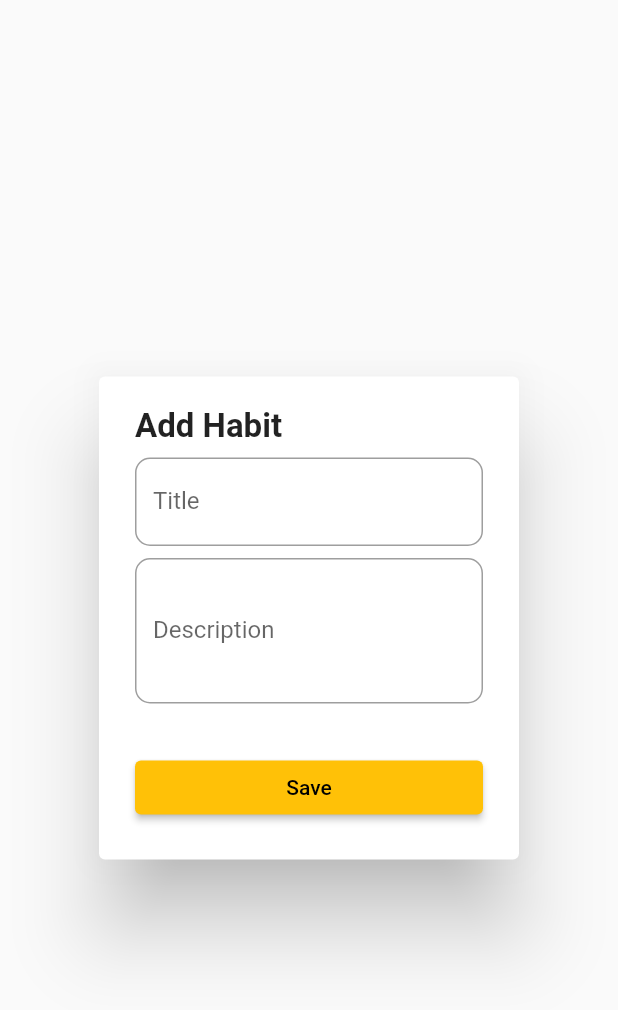
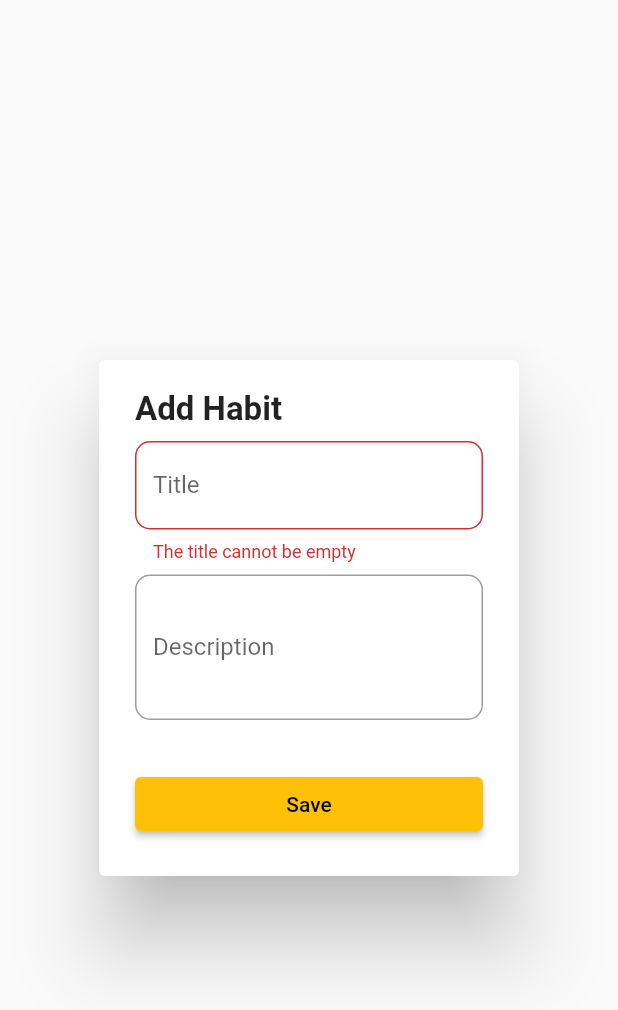
Before and after one commit to shayitsme/Habitude-habits-app-FYP-, a Flutter app: the Add2HabitDialogWidget widget shown alone on an empty page, opened directly, after a tap on "Save", on a phone screen of 412 x 824 dp. Shown: the top 1010 px of the screen. Run offline on Flutter 3.47's test engine with Material 2 defaults, Android fonts, the phone set to English and light mode, and no system bars; our stand-ins replace flutter_slidable, sqflite, toast; accounts and stored records are empty.

Commit message:
project has been updated

```diff
--- a/lib/provider/habits.dart
+++ b/lib/provider/habits.dart
@@ -30,4 +30,10 @@ class HabitsProvider extends ChangeNotifier {
     ),
   ];
   List<Habit> get habits => _habits.where((habit) => habit.isDone == false).toList();
+
+  void addHabit(Habit habit) {
+    _habits.add(habit);
+
+    notifyListeners();
+  }
 }
--- /dev/null
+++ b/lib/provider/habits2.dart
@@ -0,0 +1,40 @@
+import 'package:flutter/cupertino.dart';
+
+import 'package:login_with_signup/models/habit2.dart';
+
+
+class Habits2Provider extends ChangeNotifier {
+
+  List<Habit2> _habits2 = [
+    Habit2(
+      createdTime: DateTime.now(),
+      title: 'Buy some chick',
+      description: '''- Eggs
+- Milk
+- Bread
+- Water''',
+    ),
+    Habit2(
+      createdTime: DateTime.now(),
+      title: 'Plan family trip to Norway',
+      description: '''- Rent some hotels
+- Rent a car
+- Pack suitcase''',
+    ),
+    Habit2(
+      createdTime: DateTime.now(),
+      title: 'Walk the Dog 🐕',
+    ),
+    Habit2(
+      createdTime: DateTime.now(),
+      title: 'Plan Jacobs birthday party 🎉🥳',
+    ),
+  ];
+  List<Habit2> get habit2 => _habits2.where((habit2) => habit2.isDone == false).toList();
+
+  void addHabit2(Habit2 habit2) {
+    _habits2.add(habit2);
+
+    notifyListeners();
+  }
+}
--- /dev/null
+++ b/lib/provider/habits3.dart
@@ -0,0 +1,41 @@
+import 'package:flutter/cupertino.dart';
+
+
+import 'package:login_with_signup/models/habit3.dart';
+
+
+class Habits3Provider extends ChangeNotifier {
+
+  List<Habit3> _habits3 = [
+    Habit3(
+      createdTime: DateTime.now(),
+      title: 'Buy some meat',
+      description: '''- Eggs
+- Milk
+- Bread
+- Water''',
+    ),
+    Habit3(
+      createdTime: DateTime.now(),
+      title: 'Plan family trip to Norway',
+      description: '''- Rent some hotels
+- Rent a car
+- Pack suitcase''',
+    ),
+    Habit3(
+      createdTime: DateTime.now(),
+      title: 'Walk the Dog 🐕',
+    ),
+    Habit3(
+      createdTime: DateTime.now(),
+      title: 'Plan Jacobs birthday party 🎉🥳',
+    ),
+  ];
+  List<Habit3> get habits3 => _habits3.where((habit3) => habit3.isDone == false).toList();
+
+  void addHabit3(Habit3 habit3) {
+    _habits3.add(habit3);
+
+    notifyListeners();
+  }
+}
--- a/lib/widget/add2_habit_dialog_widget.dart
+++ b/lib/widget/add2_habit_dialog_widget.dart
@@ -1,5 +1,8 @@
 import 'package:flutter/material.dart';
+import 'package:login_with_signup/models/habit2.dart';
+import 'package:provider/provider.dart';
 
+import '../provider/habits2.dart';
 import 'habit2_form_widget.dart';
 
 class Add2HabitDialogWidget extends StatefulWidget {
@@ -10,13 +13,15 @@ class Add2HabitDialogWidget extends StatefulWidget {
 }
 
 class _Add2HabitDialogWidgetState extends State<Add2HabitDialogWidget> {
-  final _formkey = GlobalKey<FormState>();
+  final _formKey = GlobalKey<FormState>();
   String title = '';
   String description = '';
 
   @override
   Widget build(BuildContext context)  => AlertDialog(
-    content: Column(
+    content: Form(
+  key: _formKey,
+  child: Column(
       mainAxisSize: MainAxisSize.min,
       crossAxisAlignment: CrossAxisAlignment.start,
       children: [
@@ -31,11 +36,29 @@ class _Add2HabitDialogWidgetState extends State<Add2HabitDialogWidget> {
         Habit2FormWidget(
           onChangedTitle: (title) => setState(() => this.title = title),
           onChangedDescription: (description) => setState(() => this.description = description),
-          onSavedHabit: () {}, description: '', title: '',
+          onSavedHabit: addHabit2, description: '', title: '',
         ),
 
       ],
     ),
+  ),
   );
+  void addHabit2() {
+    final isValid = _formKey.currentState!.validate();
 
+    if (!isValid) {
+      return;
+    } else {
+      final habit2 = Habit2(
+        id: DateTime.now().toString(),
+        title: title,
+        description: description,
+        createdTime: DateTime.now(),
+      );
+      final provider = Provider.of<Habits2Provider>(context, listen: false);
+      provider.addHabit2(habit2);
+
+      Navigator.of(context).pop();
+    }
+  }
 }
--- a/pubspec.yaml
+++ b/pubspec.yaml
@@ -44,7 +44,7 @@ dependencies:
   flutter_native_timezone: ^2.0.0
 
   # state management
-  provider: ^6.0.2
+  provider: ^6.0.3
 
   # slidable
   flutter_slidable: ^0.5.7
```
Also changed, not shown: lib/main.dart (+9 -2 lines), lib/provider/habits4.dart (added, +42 -0 lines), lib/provider/habits5.dart (added, +43 -0 lines), lib/provider/habits6.dart (added, +43 -0 lines), lib/widget/add3_habit_dialog_widget.dart (+26 -3 lines), lib/widget/add4_habit_dialog_widget.dart (+27 -4 lines), lib/widget/add5_habit_dialog_widget.dart (+27 -3 lines), lib/widget/add6_habit_dialog_widget.dart (+33 -5 lines), lib/widget/add_habit_dialog_widget.dart (+34 -5 lines), pubspec.lock.
